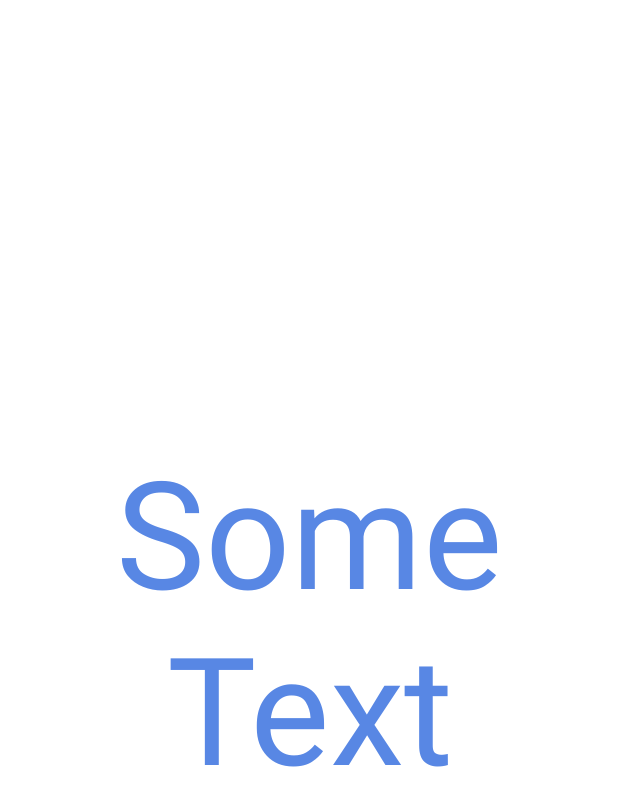
After one commit to ZharovVV/AndroidCoreSandbox, an Android app: the layout activity_window_example.xml on its own in the app's theme, with its tools: preview values and no code run, on a phone screen of 412 x 824 dp. The commit adds this screen. Shown: the top 806 px of the screen. Run offline under Robolectric (Android 15) with nearby library versions, the phone set to English and light mode, and no system bars.

Commit message:
Window, WindowManager, DecorView, ViewRootImpl.

```diff
--- a/app/src/main/AndroidManifest.xml
+++ b/app/src/main/AndroidManifest.xml
@@ -126,6 +126,7 @@
         <activity android:name=".alarm.manager.AlarmManagerExampleActivity" />
         <activity android:name=".content.provider.ContentProviderExampleActivity" />
         <activity android:name=".di.example.DaggerExampleActivity" />
+        <activity android:name=".window.WindowExampleActivity" />
 
         <receiver android:name=".alarm.manager.AlarmReceiver" />
         <!--
--- a/app/src/main/java/com/github/zharovvv/android/core/sandbox/TrueMainActivity.kt
+++ b/app/src/main/java/com/github/zharovvv/android/core/sandbox/TrueMainActivity.kt
@@ -29,6 +29,7 @@ import com.github.zharovvv.android.core.sandbox.service.ServiceExampleActivity
 import com.github.zharovvv.android.core.sandbox.sqlite.SQLiteExampleActivity
 import com.github.zharovvv.android.core.sandbox.viewmodel.livedata.ViewModelLiveDataExampleActivity
 import com.github.zharovvv.android.core.sandbox.viewmodel.rxjava.ViewModelRxJavaExampleActivity
+import com.github.zharovvv.android.core.sandbox.window.WindowExampleActivity
 import com.github.zharovvv.android.core.sandbox.work.manager.WorkManagerExampleActivity
 import com.github.zharovvv.rxjavasandbox.MainActivity
 
@@ -193,7 +194,8 @@ class TrueMainActivity : LogLifecycleAppCompatActivity() {
             launcherFor<ContentProviderExampleActivity>(launcherTitle = "Content Provider"),
             launcherFor<MainActivity>(launcherTitle = "RxJava"),
             launcherFor<com.github.zharovvv.animationsandbox.MainActivity>(launcherTitle = "Android Animation"),
-            launcherFor<DaggerExampleActivity>(launcherTitle = "Dagger 2")
+            launcherFor<DaggerExampleActivity>(launcherTitle = "Dagger 2"),
+            launcherFor<WindowExampleActivity>(launcherTitle = "Window, Surface"),
         )
     }
 }
--- /dev/null
+++ b/app/src/main/res/layout/activity_window_example.xml
@@ -0,0 +1,21 @@
+<?xml version="1.0" encoding="utf-8"?>
+<androidx.constraintlayout.widget.ConstraintLayout xmlns:android="http://schemas.android.com/apk/res/android"
+    xmlns:app="http://schemas.android.com/apk/res-auto"
+    xmlns:tools="http://schemas.android.com/tools"
+    android:layout_width="match_parent"
+    android:layout_height="match_parent">
+
+    <TextView
+        android:layout_width="wrap_content"
+        android:layout_height="wrap_content"
+        android:gravity="center"
+        android:text="Some Text"
+        android:textColor="@color/blue"
+        android:textSize="100sp"
+        app:layout_constraintBottom_toBottomOf="parent"
+        app:layout_constraintEnd_toEndOf="parent"
+        app:layout_constraintStart_toStartOf="parent"
+        app:layout_constraintTop_toTopOf="parent"
+        tools:ignore="HardcodedText" />
+
+</androidx.constraintlayout.widget.ConstraintLayout>
```
Also changed, not shown: app/src/main/java/com/github/zharovvv/android/core/sandbox/window/WindowExampleActivity.kt (added, +263 -0 lines).
